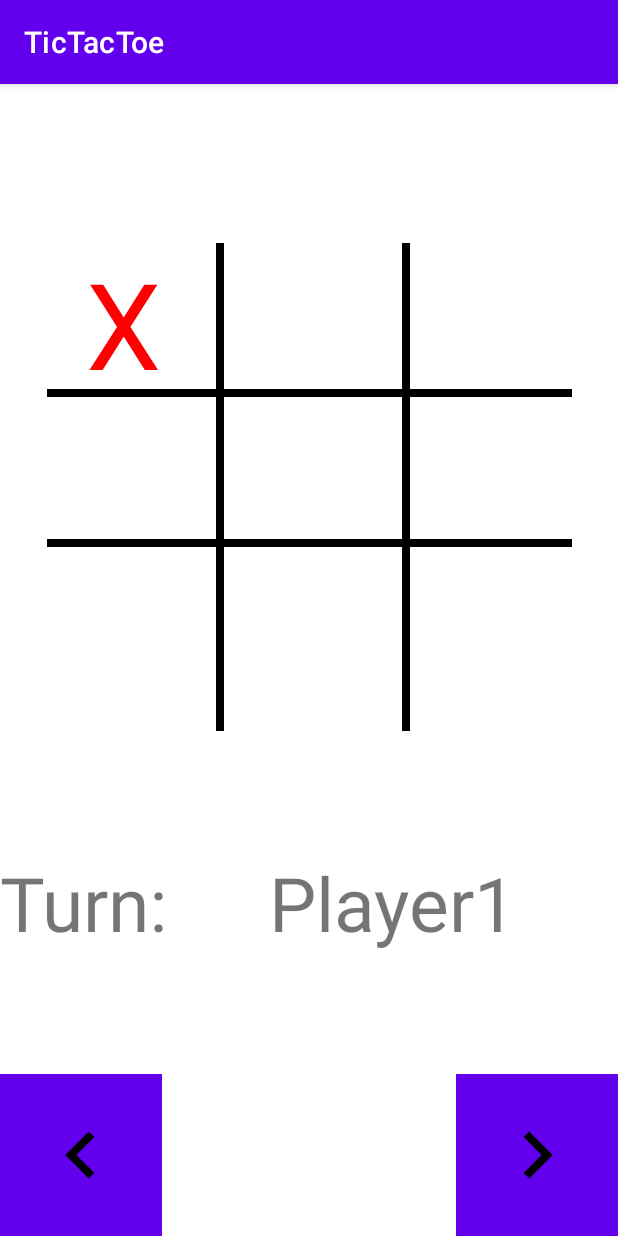
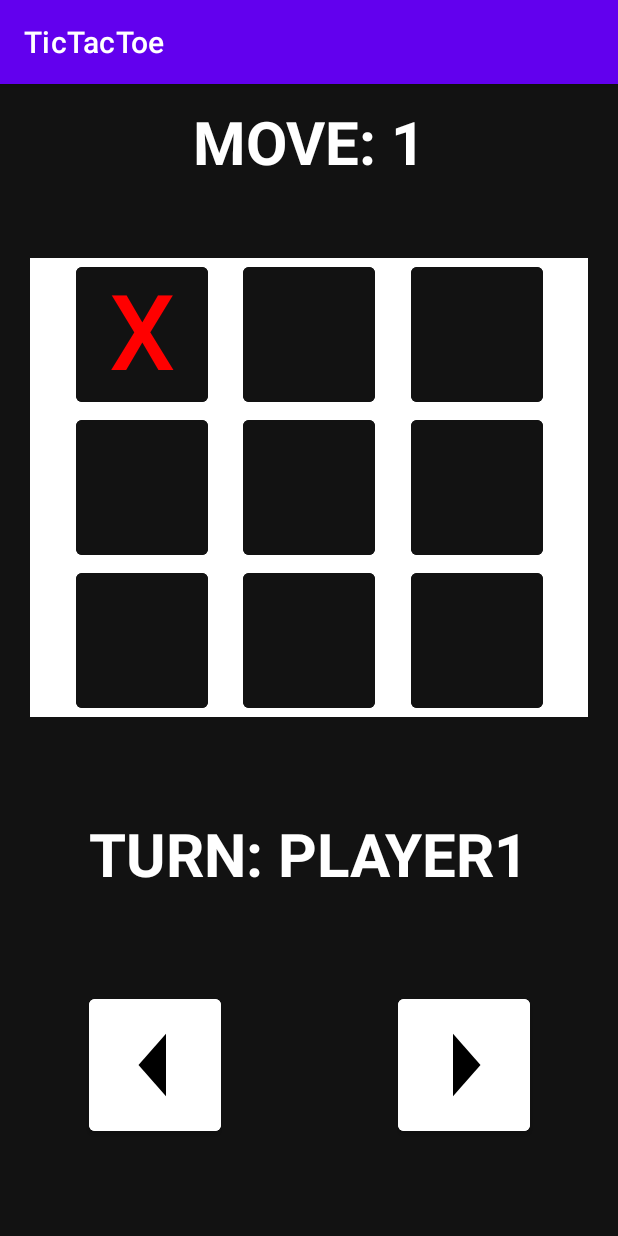
Before and after one commit to ihusnjak/AtosPraksa-FinalProject, an Android app: the MatchDetailsActivity screen opened directly, with no data from a screen before it, on a phone screen of 412 x 824 dp. Run offline under Robolectric (Android 15) with nearby library versions, the phone set to English and light mode, and no system bars; 3 statements that could not run were skipped.

Commit message:
updated style and layout

```diff
--- a/TicTacToeCpp/app/src/main/java/hr/atos/praksa/tictactoecpp/MatchDetailsActivity.java
+++ b/TicTacToeCpp/app/src/main/java/hr/atos/praksa/tictactoecpp/MatchDetailsActivity.java
@@ -17,7 +17,7 @@ public class MatchDetailsActivity extends AppCompatActivity {
 
     private TextView tvPlayerTurn;
     private Button bNextMove, bPreviousMove;
-    private ArrayList<TextView> tvFieldsList;
+    private ArrayList<Button> bFieldsList;
 
     private ArrayList<Move> movesList;
     private int moveNum = 1;
@@ -39,16 +39,20 @@ public class MatchDetailsActivity extends AppCompatActivity {
         tvPlayerTurn = findViewById(R.id.tv_turn);
         tvPlayerTurn.setText(match.getPlayer1());
 
-        tvFieldsList = new ArrayList<>();
-        tvFieldsList.add(findViewById(R.id.tv_field1));
-        tvFieldsList.add(findViewById(R.id.tv_field2));
-        tvFieldsList.add(findViewById(R.id.tv_field3));
-        tvFieldsList.add(findViewById(R.id.tv_field4));
-        tvFieldsList.add(findViewById(R.id.tv_field5));
-        tvFieldsList.add(findViewById(R.id.tv_field6));
-        tvFieldsList.add(findViewById(R.id.tv_field7));
-        tvFieldsList.add(findViewById(R.id.tv_field8));
-        tvFieldsList.add(findViewById(R.id.tv_field9));
+        bFieldsList = new ArrayList<>();
+        bFieldsList.add(findViewById(R.id.b_matchHistory_field1));
+        bFieldsList.add(findViewById(R.id.b_matchHistory_field2));
+        bFieldsList.add(findViewById(R.id.b_matchHistory_field3));
+        bFieldsList.add(findViewById(R.id.b_matchHistory_field4));
+        bFieldsList.add(findViewById(R.id.b_matchHistory_field5));
+        bFieldsList.add(findViewById(R.id.b_matchHistory_field6));
+        bFieldsList.add(findViewById(R.id.b_matchHistory_field7));
+        bFieldsList.add(findViewById(R.id.b_matchHistory_field8));
+        bFieldsList.add(findViewById(R.id.b_matchHistory_field9));
+
+        for(Button b : bFieldsList){
+            b.setEnabled(false);
+        }
 
         movesList = match.getMovesList();
 
@@ -90,15 +94,15 @@ public class MatchDetailsActivity extends AppCompatActivity {
         for(int i = 0; i < moveNum; i++){
             playedField = movesList.get(i).getPlayedField();
             if((i + 1) % 2 == 0)
-                tvFieldsList.get(playedField - 1).setText("O");
+                bFieldsList.get(playedField - 1).setText("O");
             else
-                tvFieldsList.get(playedField - 1).setText("X");
+                bFieldsList.get(playedField - 1).setText("X");
         }
-        tvFieldsList.get(playedField - 1).setTextColor(Color.RED);
+        bFieldsList.get(playedField - 1).setTextColor(Color.RED);
     }
 
     private void clearBoard(){
-        for(TextView tv : tvFieldsList){
+        for(TextView tv : bFieldsList){
             tv.setText("");
             tv.setTextColor(Color.WHITE);
         }
--- /dev/null
+++ b/TicTacToeCpp/app/src/main/res/drawable/ic_baseline_arrow_left_24.xml
@@ -0,0 +1,10 @@
+<vector xmlns:android="http://schemas.android.com/apk/res/android"
+    android:width="24dp"
+    android:height="24dp"
+    android:viewportWidth="24"
+    android:viewportHeight="24"
+    android:tint="?attr/colorControlNormal">
+  <path
+      android:fillColor="@android:color/white"
+      android:pathData="M14,7l-5,5 5,5V7z"/>
+</vector>
--- /dev/null
+++ b/TicTacToeCpp/app/src/main/res/drawable/ic_baseline_arrow_right_24.xml
@@ -0,0 +1,10 @@
+<vector xmlns:android="http://schemas.android.com/apk/res/android"
+    android:width="24dp"
+    android:height="24dp"
+    android:viewportWidth="24"
+    android:viewportHeight="24"
+    android:tint="?attr/colorControlNormal">
+  <path
+      android:fillColor="@android:color/white"
+      android:pathData="M10,17l5,-5 -5,-5v10z"/>
+</vector>
--- a/TicTacToeCpp/app/src/main/res/layout/activity_match_details.xml
+++ b/TicTacToeCpp/app/src/main/res/layout/activity_match_details.xml
@@ -4,254 +4,251 @@
     xmlns:tools="http://schemas.android.com/tools"
     android:layout_width="match_parent"
     android:layout_height="match_parent"
+    android:background="#121212"
     tools:context=".MatchDetailsActivity">
 
 
+    <TextView
+        android:id="@+id/tv_matchHistory_move"
+        android:layout_width="wrap_content"
+        android:layout_height="wrap_content"
+        android:text="Move: 1"
+        android:textAllCaps="true"
+        android:textColor="@color/label"
+        android:textSize="@dimen/match_history_label_text_size"
+        android:textStyle="bold"
+        app:layout_constraintBottom_toBottomOf="@id/guide_top_edge"
+        app:layout_constraintLeft_toLeftOf="parent"
+        app:layout_constraintRight_toRightOf="parent"
+        app:layout_constraintTop_toTopOf="parent" />
 
 
+    <androidx.constraintlayout.widget.Guideline
+        android:id="@+id/guide_center"
+        android:layout_width="wrap_content"
+        android:layout_height="wrap_content"
+        android:orientation="vertical"
+        app:layout_constraintGuide_percent="0.5" />
 
     <androidx.constraintlayout.widget.Guideline
         android:id="@+id/guide_top_edge"
         android:layout_width="wrap_content"
         android:layout_height="wrap_content"
         android:orientation="horizontal"
-        app:layout_constraintGuide_percent="0.1"/>
+        app:layout_constraintGuide_percent="0.1" />
 
     <androidx.constraintlayout.widget.Guideline
         android:id="@+id/guide_bot_edge"
         android:layout_width="wrap_content"
         android:layout_height="wrap_content"
         android:orientation="horizontal"
-        app:layout_constraintGuide_percent="0.6"/>
-
-
+        app:layout_constraintGuide_percent="0.6" />
 
 
     <androidx.constraintlayout.widget.ConstraintLayout
         android:id="@+id/cl_game_field"
         android:layout_width="match_parent"
         android:layout_height="wrap_content"
+        android:layout_marginLeft="@dimen/margin_small"
+        android:layout_marginRight="@dimen/margin_small"
+        android:background="@color/background_board"
+        app:layout_constraintBottom_toBottomOf="@id/guide_bot_edge"
         app:layout_constraintLeft_toLeftOf="parent"
         app:layout_constraintRight_toRightOf="parent"
-        app:layout_constraintTop_toTopOf="@id/guide_top_edge"
-        app:layout_constraintBottom_toBottomOf="@id/guide_bot_edge">
+        app:layout_constraintTop_toTopOf="@id/guide_top_edge">
 
-        <View
-            android:layout_width="5dp"
-            android:layout_height="350dp"
-            android:background="@color/black"
-            app:layout_constraintTop_toTopOf="parent"
-            app:layout_constraintLeft_toLeftOf="@id/guide_left_center"
-            app:layout_constraintBottom_toBottomOf="@id/tv_field7"/>
-
-        <View
-            android:layout_width="5dp"
-            android:layout_height="350dp"
-            android:background="@color/black"
-            app:layout_constraintTop_toTopOf="parent"
-            app:layout_constraintLeft_toLeftOf="@id/guide_right_center"
-            app:layout_constraintBottom_toBottomOf="@id/tv_field7"/>
-
-        <View
-            android:layout_width="350dp"
-            android:layout_height="5dp"
-            android:background="@color/black"
-            app:layout_constraintLeft_toLeftOf="@id/guide_left_edge"
-            app:layout_constraintRight_toRightOf="@id/guide_right_edge"
-            app:layout_constraintTop_toBottomOf="@id/tv_field1"
-            app:layout_constraintBottom_toTopOf="@id/tv_field4"/>
-
-        <View
-            android:layout_width="350dp"
-            android:layout_height="5dp"
-            android:background="@color/black"
-            app:layout_constraintLeft_toLeftOf="@id/guide_left_edge"
-            app:layout_constraintRight_toRightOf="@id/guide_right_edge"
-            app:layout_constraintTop_toBottomOf="@id/tv_field4"
-            app:layout_constraintBottom_toTopOf="@id/tv_field7"/>
 
         <androidx.constraintlayout.widget.Guideline
             android:id="@+id/guide_left_edge"
             android:layout_width="wrap_content"
             android:layout_height="wrap_content"
             android:orientation="vertical"
-            app:layout_constraintGuide_percent="0.05"/>
+            app:layout_constraintGuide_percent="0.05" />
 
         <androidx.constraintlayout.widget.Guideline
             android:id="@+id/guide_right_edge"
             android:layout_width="wrap_content"
             android:layout_height="wrap_content"
             android:orientation="vertical"
-            app:layout_constraintGuide_percent="0.95"/>
+            app:layout_constraintGuide_percent="0.95" />
 
         <androidx.constraintlayout.widget.Guideline
             android:id="@+id/guide_left_center"
             android:layout_width="wrap_content"
             android:layout_height="wrap_content"
             android:orientation="vertical"
-            app:layout_constraintGuide_percent="0.35"/>
+            app:layout_constraintGuide_percent="0.35" />
 
         <androidx.constraintlayout.widget.Guideline
             android:id="@+id/guide_right_center"
             android:layout_width="wrap_content"
             android:layout_height="wrap_content"
             android:orientation="vertical"
-            app:layout_constraintGuide_percent="0.65"/>
+            app:layout_constraintGuide_percent="0.65" />
 
-        <TextView
-            android:id="@+id/tv_field1"
+        <Button
+            android:id="@+id/b_matchHistory_field1"
             android:layout_width="wrap_content"
-            android:layout_height="@dimen/match_history_field_height"
-            app:layout_constraintDimensionRatio="1:1"
+            android:layout_height="wrap_content"
+            android:backgroundTint="@color/background_board_field"
+            android:foregroundTint="@color/foreground_board_field"
+            android:includeFontPadding="false"
+            android:text="X"
+            android:textColor="@color/foreground_board_field"
+            android:textSize="@dimen/match_history_field_text_size"
             app:layout_constraintLeft_toLeftOf="@id/guide_left_edge"
             app:layout_constraintRight_toRightOf="@id/guide_left_center"
-            app:layout_constraintTop_toTopOf="parent"
+            app:layout_constraintTop_toTopOf="parent" />
+
+        <Button
+            android:id="@+id/b_matchHistory_field2"
+            android:layout_width="wrap_content"
+            android:layout_height="wrap_content"
+            android:backgroundTint="@color/background_board_field"
+            android:foregroundTint="@color/foreground_board_field"
+            android:includeFontPadding="false"
             android:text="X"
+            android:textColor="@color/foreground_board_field"
             android:textSize="@dimen/match_history_field_text_size"
-            android:textAlignment="center"
-            android:gravity="center_horizontal"/>
-        <TextView
-            android:id="@+id/tv_field2"
-            android:layout_width="wrap_content"
-            android:layout_height="@dimen/match_history_field_height"
-            app:layout_constraintDimensionRatio="1:1"
             app:layout_constraintLeft_toLeftOf="@+id/guide_left_center"
             app:layout_constraintRight_toRightOf="@id/guide_right_center"
-            app:layout_constraintTop_toTopOf="parent"
+            app:layout_constraintTop_toTopOf="parent" />
+
+        <Button
+            android:id="@+id/b_matchHistory_field3"
+            android:layout_width="wrap_content"
+            android:layout_height="wrap_content"
+            android:backgroundTint="@color/background_board_field"
+            android:foregroundTint="@color/foreground_board_field"
+            android:includeFontPadding="false"
             android:text="X"
+            android:textColor="@color/foreground_board_field"
             android:textSize="@dimen/match_history_field_text_size"
-            android:textAlignment="center"
-            android:gravity="center_horizontal"/>
-        <TextView
-            android:id="@+id/tv_field3"
-            android:layout_width="wrap_content"
-            android:layout_height="@dimen/match_history_field_height"
-            app:layout_constraintDimensionRatio="1:1"
             app:layout_constraintLeft_toLeftOf="@+id/guide_right_center"
             app:layout_constraintRight_toRightOf="@id/guide_right_edge"
-            app:layout_constraintTop_toTopOf="parent"
+            app:layout_constraintTop_toTopOf="parent" />
+
+        <Button
+            android:id="@+id/b_matchHistory_field4"
+            android:layout_width="wrap_content"
+            android:layout_height="wrap_content"
+            android:backgroundTint="@color/background_board_field"
+            android:foregroundTint="@color/foreground_board_field"
+            android:includeFontPadding="false"
             android:text="X"
+            android:textColor="@color/foreground_board_field"
             android:textSize="@dimen/match_history_field_text_size"
-            android:textAlignment="center"
-            android:gravity="center_horizontal"/>
-
-        <TextView
-            android:id="@+id/tv_field4"
-            android:layout_width="wrap_content"
-            android:layout_height="@dimen/match_history_field_height"
-            app:layout_constraintDimensionRatio="1:1"
             app:layout_constraintLeft_toLeftOf="@id/guide_left_edge"
             app:layout_constraintRight_toRightOf="@id/guide_left_center"
-            app:layout_constraintTop_toBottomOf="@id/tv_field1"
+            app:layout_constraintTop_toBottomOf="@id/b_matchHistory_field1" />
+
+        <Button
+            android:id="@+id/b_matchHistory_field5"
+            android:layout_width="wrap_content"
+            android:layout_height="wrap_content"
+            android:backgroundTint="@color/background_board_field"
+            android:foregroundTint="@color/foreground_board_field"
+            android:includeFontPadding="false"
             android:text="X"
+            android:textColor="@color/foreground_board_field"
             android:textSize="@dimen/match_history_field_text_size"
-            android:textAlignment="center"
-            android:gravity="center_horizontal"/>
-        <TextView
-            android:id="@+id/tv_field5"
-            android:layout_width="wrap_content"
-            android:layout_height="@dimen/match_history_field_height"
-            app:layout_constraintDimensionRatio="1:1"
             app:layout_constraintLeft_toLeftOf="@+id/guide_left_center"
             app:layout_constraintRight_toRightOf="@id/guide_right_center"
-            app:layout_constraintTop_toBottomOf="@id/tv_field2"
+            app:layout_constraintTop_toBottomOf="@id/b_matchHistory_field2" />
+
+        <Button
+            android:id="@+id/b_matchHistory_field6"
+            android:layout_width="wrap_content"
+            android:layout_height="wrap_content"
+            android:backgroundTint="@color/background_board_field"
+            android:foregroundTint="@color/foreground_board_field"
+            android:includeFontPadding="false"
             android:text="X"
+            android:textColor="@color/foreground_board_field"
             android:textSize="@dimen/match_history_field_text_size"
-            android:textAlignment="center"
-            android:gravity="center_horizontal"/>
-        <TextView
-            android:id="@+id/tv_field6"
-            android:layout_width="wrap_content"
-            android:layout_height="@dimen/match_history_field_height"
-            app:layout_constraintDimensionRatio="1:1"
             app:layout_constraintLeft_toLeftOf="@+id/guide_right_center"
             app:layout_constraintRight_toRightOf="@id/guide_right_edge"
-            app:layout_constraintTop_toBottomOf="@id/tv_field3"
+            app:layout_constraintTop_toBottomOf="@id/b_matchHistory_field3" />
+
+        <Button
+            android:id="@+id/b_matchHistory_field7"
+            android:layout_width="wrap_content"
+            android:layout_height="wrap_content"
+            android:backgroundTint="@color/background_board_field"
+            android:foregroundTint="@color/foreground_board_field"
+            android:includeFontPadding="false"
             android:text="X"
+            android:textColor="@color/foreground_board_field"
             android:textSize="@dimen/match_history_field_text_size"
-            android:textAlignment="center"
-            android:gravity="center_horizontal"/>
-
-        <TextView
-            android:id="@+id/tv_field7"
-            android:layout_width="wrap_content"
-            android:layout_height="@dimen/match_history_field_height"
-            app:layout_constraintDimensionRatio="1:1"
             app:layout_constraintLeft_toLeftOf="@id/guide_left_edge"
             app:layout_constraintRight_toRightOf="@id/guide_left_center"
-            app:layout_constraintTop_toBottomOf="@id/tv_field4"
+            app:layout_constraintTop_toBottomOf="@id/b_matchHistory_field4" />
+
+        <Button
+            android:id="@+id/b_matchHistory_field8"
+            android:layout_width="wrap_content"
+            android:layout_height="wrap_content"
+            android:backgroundTint="@color/background_board_field"
+            android:foregroundTint="@color/foreground_board_field"
+            android:includeFontPadding="false"
             android:text="X"
+            android:textColor="@color/foreground_board_field"
             android:textSize="@dimen/match_history_field_text_size"
-            android:textAlignment="center"
-            android:gravity="center_horizontal"/>
-        <TextView
-            android:id="@+id/tv_field8"
-            android:layout_width="wrap_content"
-            android:layout_height="@dimen/match_history_field_height"
-            app:layout_constraintDimensionRatio="1:1"
             app:layout_constraintLeft_toLeftOf="@+id/guide_left_center"
             app:layout_constraintRight_toRightOf="@id/guide_right_center"
-            app:layout_constraintTop_toBottomOf="@id/tv_field5"
+            app:layout_constraintTop_toBottomOf="@id/b_matchHistory_field5" />
+
+        <Button
+            android:id="@+id/b_matchHistory_field9"
+            android:layout_width="wrap_content"
+            android:layout_height="wrap_content"
+            android:backgroundTint="@color/background_board_field"
+            android:foregroundTint="@color/foreground_board_field"
+            android:includeFontPadding="false"
             android:text="X"
+            android:textColor="@color/foreground_board_field"
             android:textSize="@dimen/match_history_field_text_size"
-            android:textAlignment="center"
-            android:gravity="center_horizontal"/>
-        <TextView
-            android:id="@+id/tv_field9"
-            android:layout_width="wrap_content"
-            android:layout_height="@dimen/match_history_field_height"
-            app:layout_constraintDimensionRatio="1:1"
             app:layout_constraintLeft_toLeftOf="@+id/guide_right_center"
             app:layout_constraintRight_toRightOf="@id/guide_right_edge"
-            app:layout_constraintTop_toBottomOf="@id/tv_field6"
-            android:text="X"
-            android:textSize="@dimen/match_history_field_text_size"
-            android:textAlignment="center"
-            android:gravity="center_horizontal"/>
+            app:layout_constraintTop_toBottomOf="@id/b_matchHistory_field6" />
     </androidx.constraintlayout.widget.ConstraintLayout>
-
-
-    <Button
-        android:id="@+id/b_previous_move"
-        android:layout_width="wrap_content"
-        android:layout_height="wrap_content"
-        app:layout_constraintBottom_toBottomOf="parent"
-        app:layout_constraintLeft_toLeftOf="parent"
-        android:background="@drawable/ic_arrow_left_background"
-        android:foreground="@drawable/ic_arrow_left_foreground"/>
-
-    <Button
-        android:id="@+id/b_next_move"
-        android:layout_width="wrap_content"
-        android:layout_height="wrap_content"
-        app:layout_constraintBottom_toBottomOf="parent"
-        app:layout_constraintRight_toRightOf="parent"
-        android:background="@drawable/ic_arrow_right_background"
-        android:foreground="@drawable/ic_arrow_right_foreground"/>
-
-    <TextView
-        android:id="@+id/tv_labelTurn"
-        android:layout_width="wrap_content"
-        android:layout_height="wrap_content"
-        app:layout_constraintTop_toBottomOf="@id/cl_game_field"
-        app:layout_constraintBottom_toTopOf="@id/b_next_move"
-        app:layout_constraintLeft_toLeftOf="parent"
-        android:text="Turn:"
-        android:textSize="50sp"/>
 
     <TextView
         android:id="@+id/tv_turn"
         android:layout_width="wrap_content"
         android:layout_height="wrap_content"
-        app:layout_constraintTop_toBottomOf="@id/cl_game_field"
+        android:text="Turn: Player1"
+        android:textAllCaps="true"
+        android:textColor="@color/label"
+        android:textSize="@dimen/match_history_label_text_size"
+        android:textStyle="bold"
         app:layout_constraintBottom_toTopOf="@id/b_next_move"
-        app:layout_constraintLeft_toRightOf="@id/tv_labelTurn"
+        app:layout_constraintLeft_toLeftOf="parent"
         app:layout_constraintRight_toRightOf="parent"
-        android:text="Player1"
-        android:textSize="50sp"/>
+        app:layout_constraintTop_toBottomOf="@id/cl_game_field" />
 
+    <Button
+        android:id="@+id/b_previous_move"
+        android:layout_width="wrap_content"
+        android:layout_height="@dimen/match_history_nav_btn_height"
+        android:foreground="@drawable/ic_baseline_arrow_left_24"
+        android:backgroundTint="@color/btn_background"
+        android:foregroundTint="@color/btn_foreground"
+        app:layout_constraintBottom_toBottomOf="parent"
+        app:layout_constraintLeft_toLeftOf="parent"
+        app:layout_constraintRight_toRightOf="@id/guide_center"
+        app:layout_constraintTop_toBottomOf="@id/tv_turn" />
 
-
-
+    <Button
+        android:id="@+id/b_next_move"
+        android:layout_width="wrap_content"
+        android:layout_height="100dp"
+        android:foreground="@drawable/ic_baseline_arrow_right_24"
+        android:backgroundTint="@color/btn_background"
+        android:foregroundTint="@color/btn_foreground"
+        app:layout_constraintBottom_toBottomOf="parent"
+        app:layout_constraintLeft_toLeftOf="@id/guide_center"
+        app:layout_constraintRight_toRightOf="parent"
+        app:layout_constraintTop_toBottomOf="@id/tv_turn" />
 
 </androidx.constraintlayout.widget.ConstraintLayout>
--- a/TicTacToeCpp/app/src/main/res/values/colors.xml
+++ b/TicTacToeCpp/app/src/main/res/values/colors.xml
@@ -7,4 +7,10 @@
     <color name="teal_700">#FF018786</color>
     <color name="black">#FF000000</color>
     <color name="white">#FFFFFFFF</color>
+    <color name="background_board">#FFFFFF</color>
+    <color name="background_board_field">#121212</color>
+    <color name="foreground_board_field">#FFFFFF</color>
+    <color name="label">#FFFFFF</color>
+    <color name="btn_background">#FFFFFF</color>
+    <color name="btn_foreground">#000000</color>
 </resources>
--- a/TicTacToeCpp/app/src/main/res/values/dimens.xml
+++ b/TicTacToeCpp/app/src/main/res/values/dimens.xml
@@ -3,6 +3,8 @@
     <dimen name="width_menu_button">300dp</dimen>
     <dimen name="height_menu_button">100dp</dimen>
     <dimen name="margin_menu_medium">40dp</dimen>
-    <dimen name="match_history_field_text_size">80sp</dimen>
-    <dimen name="match_history_field_height">100dp</dimen>
+    <dimen name="match_history_field_text_size">70sp</dimen>
+    <dimen name="margin_small">20dp</dimen>
+    <dimen name="match_history_label_text_size">40sp</dimen>
+    <dimen name="match_history_nav_btn_height">100dp</dimen>
 </resources>
```
